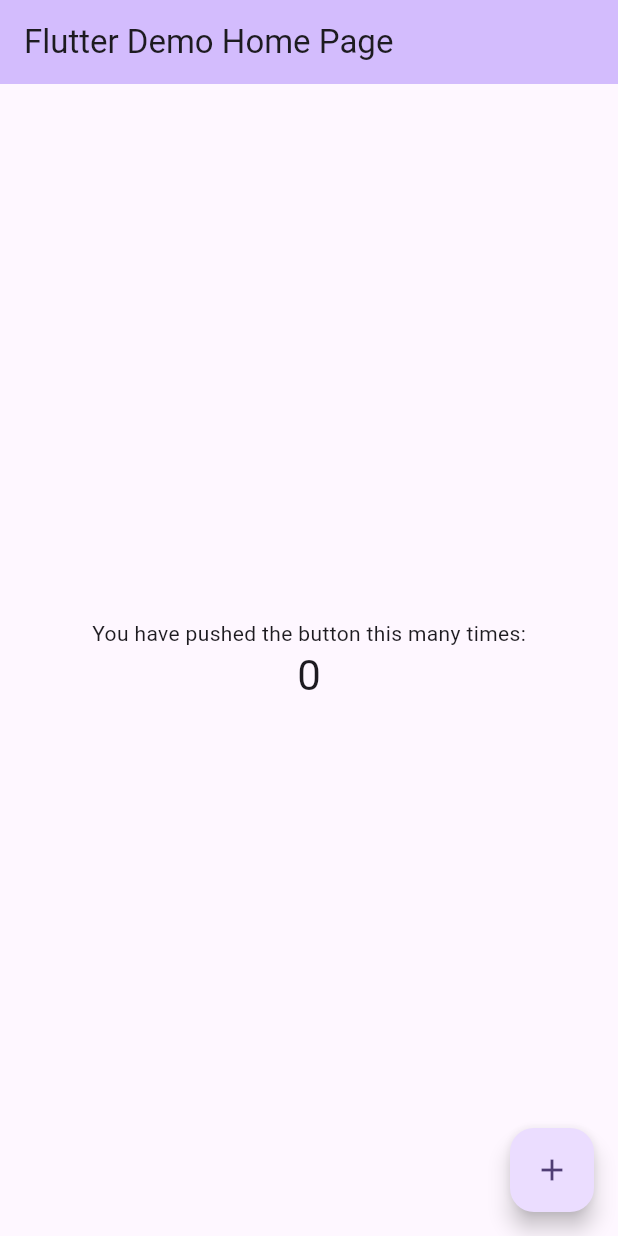
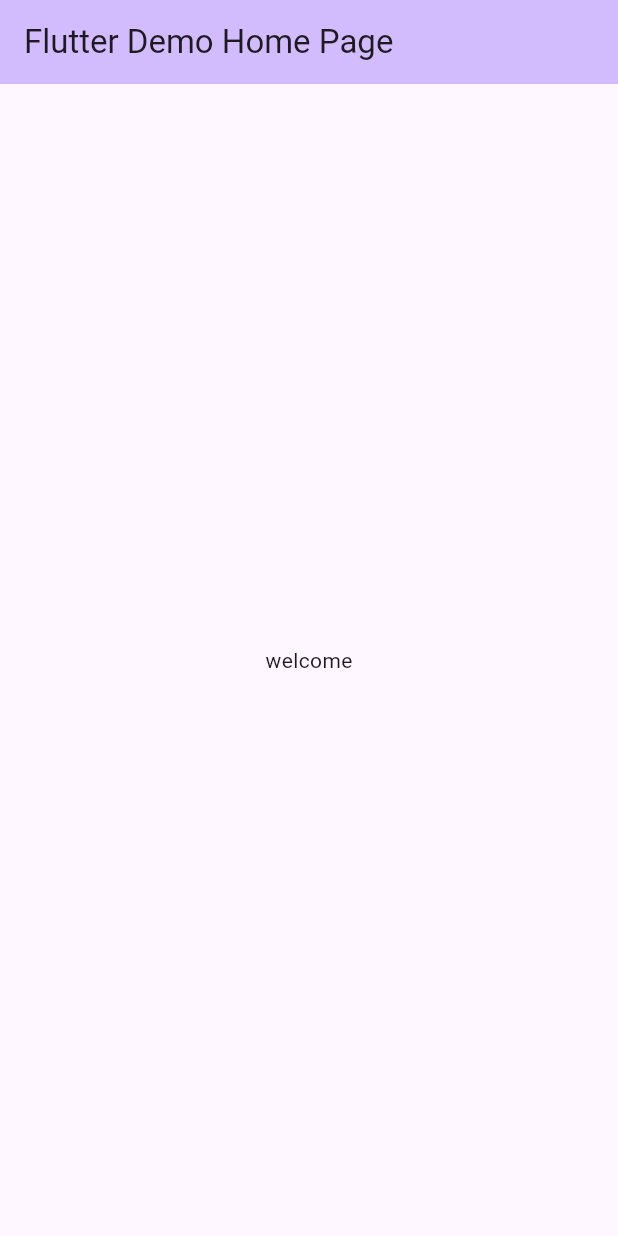
Before and after one commit to Matoor95/taskflow_di2, a Flutter app: the screen it shows after launch, on a phone screen of 412 x 824 dp. Run offline on Flutter 3.47's test engine with Material 3 defaults, Android fonts, the phone set to English and light mode, and no system bars; our stand-ins replace firebase_auth, firebase_core; accounts and stored records are empty; generated files the repository leaves out were written again.

```diff
--- a/lib/main.dart
+++ b/lib/main.dart
@@ -1,6 +1,15 @@
+import 'package:firebase_core/firebase_core.dart';
 import 'package:flutter/material.dart';
+import 'package:taskflow_di2/firebase_options.dart';
 
-void main() {
+void main() async {
+  WidgetsFlutterBinding.ensureInitialized();
+
+  // Initialisation Firebase
+  await Firebase.initializeApp(
+    options: DefaultFirebaseOptions.currentPlatform,
+  );
+
   runApp(const MyApp());
 }
 
@@ -13,22 +22,7 @@ class MyApp extends StatelessWidget {
     return MaterialApp(
       title: 'Flutter Demo',
       theme: ThemeData(
-        // This is the theme of your application.
-        //
-        // TRY THIS: Try running your application with "flutter run". You'll see
-        // the application has a purple toolbar. Then, without quitting the app,
-        // try changing the seedColor in the colorScheme below to Colors.green
-        // and then invoke "hot reload" (save your changes or press the "hot
-        // reload" button in a Flutter-supported IDE, or press "r" if you used
-        // the command line to start the app).
-        //
-        // Notice that the counter didn't reset back to zero; the application
-        // state is not lost during the reload. To reset the state, use hot
-        // restart instead.
-        //
-        // This works for code too, not just values: Most code changes can be
-        // tested with just a hot reload.
-        colorScheme: .fromSeed(seedColor: Colors.deepPurple),
+        colorScheme: ColorScheme.fromSeed(seedColor: Colors.deepPurple),
       ),
       home: const MyHomePage(title: 'Flutter Demo Home Page'),
     );
@@ -38,15 +32,6 @@ class MyApp extends StatelessWidget {
 class MyHomePage extends StatefulWidget {
   const MyHomePage({super.key, required this.title});
 
-  // This widget is the home page of your application. It is stateful, meaning
-  // that it has a State object (defined below) that contains fields that affect
-  // how it looks.
-
-  // This class is the configuration for the state. It holds the values (in this
-  // case the title) provided by the parent (in this case the App widget) and
-  // used by the build method of the State. Fields in a Widget subclass are
-  // always marked "final".
-
   final String title;
 
   @override
@@ -54,19 +39,6 @@ class MyHomePage extends StatefulWidget {
 }
 
 class _MyHomePageState extends State<MyHomePage> {
-  int _counter = 0;
-
-  void _incrementCounter() {
-    setState(() {
-      // This call to setState tells the Flutter framework that something has
-      // changed in this State, which causes it to rerun the build method below
-      // so that the display can reflect the updated values. If we changed
-      // _counter without calling setState(), then the build method would not be
-      // called again, and so nothing would appear to happen.
-      _counter++;
-    });
-  }
-
   @override
   Widget build(BuildContext context) {
     // This method is rerun every time setState is called, for instance as done
@@ -86,37 +58,7 @@ class _MyHomePageState extends State<MyHomePage> {
           title: Text(widget.title),
         ),
         body: Center(
-        // Center is a layout widget. It takes a single child and positions it
-        // in the middle of the parent.
-        child: Column(
-          // Column is also a layout widget. It takes a list of children and
-          // arranges them vertically. By default, it sizes itself to fit its
-          // children horizontally, and tries to be as tall as its parent.
-          //
-          // Column has various properties to control how it sizes itself and
-          // how it positions its children. Here we use mainAxisAlignment to
-          // center the children vertically; the main axis here is the vertical
-          // axis because Columns are vertical (the cross axis would be
-          // horizontal).
-          //
-          // TRY THIS: Invoke "debug painting" (choose the "Toggle Debug Paint"
-          // action in the IDE, or press "p" in the console), to see the
-          // wireframe for each widget.
-          mainAxisAlignment: .center,
-          children: [
-            const Text('You have pushed the button this many times:'),
-            Text(
-              '$_counter',
-              style: Theme.of(context).textTheme.headlineMedium,
-            ),
-          ],
-        ),
-      ),
-      floatingActionButton: FloatingActionButton(
-        onPressed: _incrementCounter,
-        tooltip: 'Increment',
-        child: const Icon(Icons.add),
-      ),
-    );
+          child: Text('welcome'),
+        ));
   }
 }
```
Also changed, not shown: lib/screens/auth/login_page.dart (added, +101 -0 lines), pubspec.yaml (+9 -73 lines), pubspec.lock, 6 other files. Lines whose indentation alone changed are shown as unchanged.
